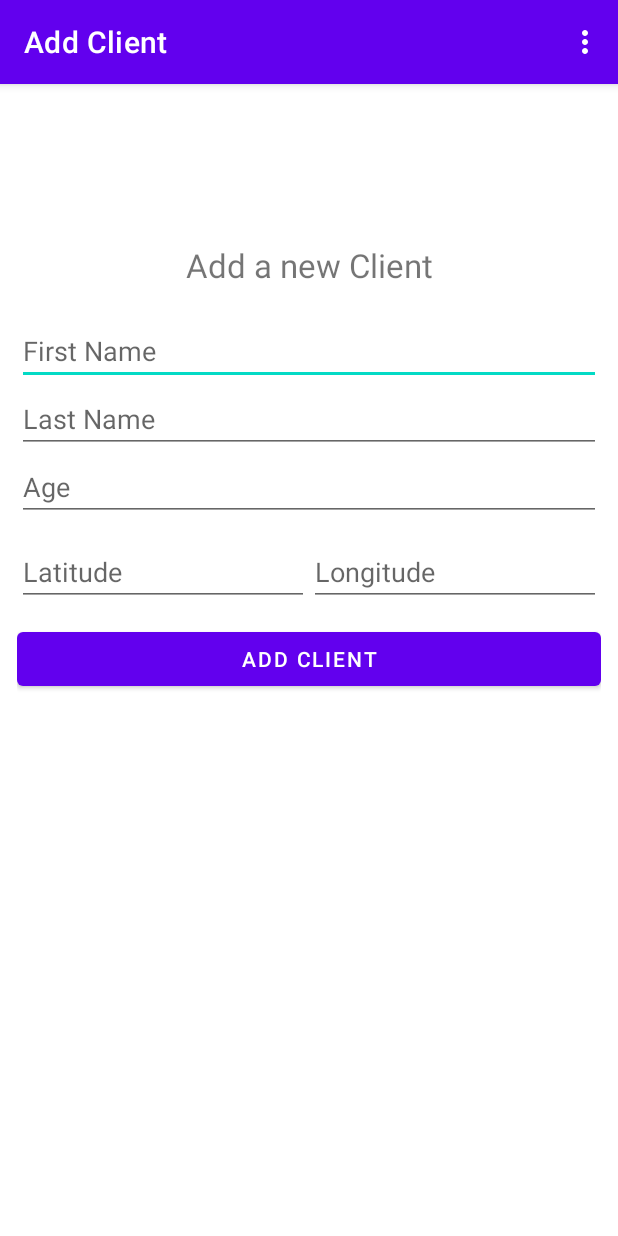
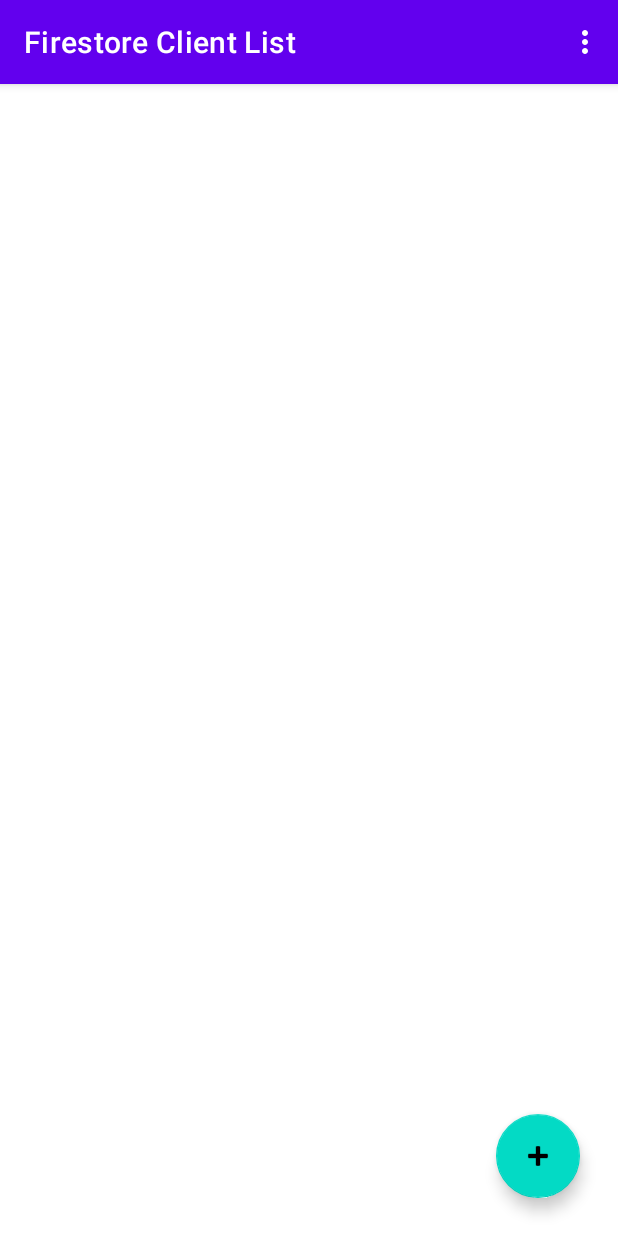
Before and after one commit to HasiniSama/Firestore-Client-List, an Android app: the screen it shows after launch (MainActivity), on a phone screen of 412 x 824 dp. Run offline under Robolectric (Android 15) with nearby library versions, the phone set to English and light mode, and no system bars; our stand-ins replace Firebase (no records; nobody signed in at launch, a user with empty details on screens opened directly), navigation-ui.

Commit message:
Configured recyclerview

```diff
--- a/app/build.gradle
+++ b/app/build.gradle
@@ -44,6 +44,9 @@ dependencies {
     implementation 'androidx.navigation:navigation-fragment-ktx:2.4.2'
     implementation 'androidx.navigation:navigation-ui-ktx:2.4.2'
     implementation 'com.google.firebase:firebase-firestore-ktx:24.1.2'
+    implementation 'androidx.legacy:legacy-support-v4:1.0.0'
+    implementation 'androidx.recyclerview:recyclerview:1.2.0'
+    implementation 'androidx.cardview:cardview:1.0.0'
 
     testImplementation 'junit:junit:4.13.2'
 
--- /dev/null
+++ b/app/src/main/java/com/kln/android/androidfirebase/ClientListFragment.kt
@@ -0,0 +1,85 @@
+package com.kln.android.androidfirebase
+
+import android.content.ContentValues.TAG
+import android.os.Bundle
+import android.util.Log
+import androidx.fragment.app.Fragment
+import android.view.LayoutInflater
+import android.view.View
+import android.view.ViewGroup
+import androidx.navigation.fragment.findNavController
+import androidx.recyclerview.widget.LinearLayoutManager
+import com.google.firebase.firestore.FirebaseFirestore
+import com.google.firebase.firestore.ktx.firestore
+import com.google.firebase.ktx.Firebase
+import com.kln.android.androidfirebase.adapter.ClientListAdapter
+import com.kln.android.androidfirebase.databinding.FragmentClientListBinding
+import com.kln.android.androidfirebase.model.Client
+
+class ClientListFragment : Fragment() {
+
+    private var _binding: FragmentClientListBinding? = null
+
+    // This property is only valid between onCreateView and
+    // onDestroyView.
+    private val binding get() = _binding!!
+
+    override fun onCreateView(
+        inflater: LayoutInflater, container: ViewGroup?,
+        savedInstanceState: Bundle?
+    ): View? {
+
+        _binding = FragmentClientListBinding.inflate(inflater, container, false)
+
+        return binding.root
+
+    }
+
+    override fun onViewCreated(view: View, savedInstanceState: Bundle?) {
+        super.onViewCreated(view, savedInstanceState)
+
+        val db: FirebaseFirestore = FirebaseFirestore.getInstance()
+
+        // getting the recyclerview by its id
+        val recyclerview = binding.recyclerview
+
+        // this creates a vertical layout Manager
+        recyclerview.layoutManager = LinearLayoutManager(activity)
+
+        // ArrayList of class Clients
+        val data = ArrayList<Client>()
+
+        db.collection("clients")
+            .get()
+            .addOnSuccessListener { clients ->
+                for (client in clients) {
+                    data.add(
+                        Client(
+                            client.getString("first").toString(),
+                            client.getString("last").toString(),
+                            client.getLong("age").toString().toInt(),
+                            client.getDouble("lat").toString().toFloat(),
+                            client.getDouble("lng").toString().toFloat()
+                        )
+                    )
+                }
+                // This will pass the ArrayList to our Adapter
+                val adapter = ClientListAdapter(data, requireActivity().parent)
+
+                // Setting the Adapter with the recyclerview
+                recyclerview.adapter = adapter
+            }
+            .addOnFailureListener { exception ->
+                Log.w(TAG, "Error getting clients.", exception)
+            }
+
+        binding.fab.setOnClickListener {
+            findNavController().navigate(R.id.action_ClientListFragment_to_FirestoreFragment)
+        }
+    }
+
+    override fun onDestroyView() {
+        super.onDestroyView()
+        _binding = null
+    }
+}
--- a/app/src/main/java/com/kln/android/androidfirebase/FirestoreFragment.kt
+++ b/app/src/main/java/com/kln/android/androidfirebase/FirestoreFragment.kt
@@ -65,7 +65,7 @@ class FirestoreFragment : Fragment() {
             binding.latEditText.setText("")
             binding.lngEditText.setText("")
 
-//            findNavController().navigate(R.id.action_SecondFragment_to_FirstFragment)
+            findNavController().navigate(R.id.action_FirestoreFragment_to_ClientListFragment)
         }
 
     }
--- /dev/null
+++ b/app/src/main/res/drawable/ic_baseline_account_circle_24.xml
@@ -0,0 +1,5 @@
+<vector android:height="24dp" android:tint="#797878"
+    android:viewportHeight="24" android:viewportWidth="24"
+    android:width="24dp" xmlns:android="http://schemas.android.com/apk/res/android">
+    <path android:fillColor="@android:color/white" android:pathData="M12,2C6.48,2 2,6.48 2,12s4.48,10 10,10 10,-4.48 10,-10S17.52,2 12,2zM12,5c1.66,0 3,1.34 3,3s-1.34,3 -3,3 -3,-1.34 -3,-3 1.34,-3 3,-3zM12,19.2c-2.5,0 -4.71,-1.28 -6,-3.22 0.03,-1.99 4,-3.08 6,-3.08 1.99,0 5.97,1.09 6,3.08 -1.29,1.94 -3.5,3.22 -6,3.22z"/>
+</vector>
--- /dev/null
+++ b/app/src/main/res/drawable/ic_baseline_close_24.xml
@@ -0,0 +1,5 @@
+<vector android:height="24dp" android:tint="#797878"
+    android:viewportHeight="24" android:viewportWidth="24"
+    android:width="24dp" xmlns:android="http://schemas.android.com/apk/res/android">
+    <path android:fillColor="@android:color/white" android:pathData="M19,6.41L17.59,5 12,10.59 6.41,5 5,6.41 10.59,12 5,17.59 6.41,19 12,13.41 17.59,19 19,17.59 13.41,12z"/>
+</vector>
--- /dev/null
+++ b/app/src/main/res/layout/fragment_client_list.xml
@@ -0,0 +1,33 @@
+<?xml version="1.0" encoding="utf-8"?>
+<androidx.constraintlayout.widget.ConstraintLayout xmlns:android="http://schemas.android.com/apk/res/android"
+    xmlns:app="http://schemas.android.com/apk/res-auto"
+    xmlns:tools="http://schemas.android.com/tools"
+    android:layout_width="match_parent"
+    android:layout_height="match_parent"
+    tools:context=".ClientListFragment">
+
+    <androidx.recyclerview.widget.RecyclerView
+        android:id="@+id/recyclerview"
+        android:layout_width="match_parent"
+        android:layout_height="match_parent"
+        tools:itemCount="5"
+        tools:layout_editor_absoluteX="0dp"
+        tools:layout_editor_absoluteY="0dp"
+        tools:listitem="@layout/client_card" >
+
+    </androidx.recyclerview.widget.RecyclerView>
+
+    <com.google.android.material.floatingactionbutton.FloatingActionButton
+        android:id="@+id/fab"
+        android:layout_width="wrap_content"
+        android:layout_height="wrap_content"
+        android:layout_gravity="bottom|end"
+        android:contentDescription="@string/add_client"
+        app:backgroundTint="@color/teal_200"
+        app:srcCompat="@android:drawable/ic_input_add"
+        app:layout_constraintBottom_toBottomOf="parent"
+        android:layout_marginEnd="25dp"
+        android:layout_marginBottom="25dp"
+        app:layout_constraintEnd_toEndOf="parent" />
+
+</androidx.constraintlayout.widget.ConstraintLayout>
--- a/app/src/main/res/navigation/nav_graph.xml
+++ b/app/src/main/res/navigation/nav_graph.xml
@@ -3,11 +3,28 @@
     xmlns:app="http://schemas.android.com/apk/res-auto"
     xmlns:tools="http://schemas.android.com/tools"
     android:id="@+id/nav_graph"
-    app:startDestination="@id/FirestoreFragment">
+    app:startDestination="@id/ClientListFragment">
+
+    <fragment
+        android:id="@+id/ClientListFragment"
+        android:name="com.kln.android.androidfirebase.ClientListFragment"
+        android:label="@string/client_list_fragment_label"
+        tools:layout="@layout/fragment_client_list">
+
+        <action
+            android:id="@+id/action_ClientListFragment_to_FirestoreFragment"
+            app:destination="@id/FirestoreFragment" />
+    </fragment>
 
     <fragment
         android:id="@+id/FirestoreFragment"
         android:name="com.kln.android.androidfirebase.FirestoreFragment"
         android:label="@string/firestore_fragment_label"
-        tools:layout="@layout/fragment_firestore"/>
+        tools:layout="@layout/fragment_firestore">
+
+        <action
+            android:id="@+id/action_FirestoreFragment_to_ClientListFragment"
+            app:destination="@id/ClientListFragment" />
+    </fragment>
+
 </navigation>
--- a/app/src/main/res/values/strings.xml
+++ b/app/src/main/res/values/strings.xml
@@ -8,6 +8,7 @@
     <string name="previous">Previous</string>
     <string name="user_icon">User Icon</string>
     <string name="close_icon">Close Icon</string>
+    <string name="name">Full Name</string>
     <string name="fname">First Name</string>
     <string name="lname">Last Name</string>
     <string name="age">Age</string>
@@ -15,5 +16,8 @@
     <string name="lng">Longitude</string>
     <string name="add_client">Add Client</string>
     <string name="add_client_header">Add a new Client</string>
+    <string name="dash">-</string>
+    <!-- TODO: Remove or change this placeholder text -->
+    <string name="hello_blank_fragment">Hello blank fragment</string>
 
 </resources>
```
Also changed, not shown: app/src/main/java/com/kln/android/androidfirebase/adapter/ClientListAdapter.kt (added, +72 -0 lines), app/src/main/res/layout/client_card.xml (added, +105 -0 lines).
